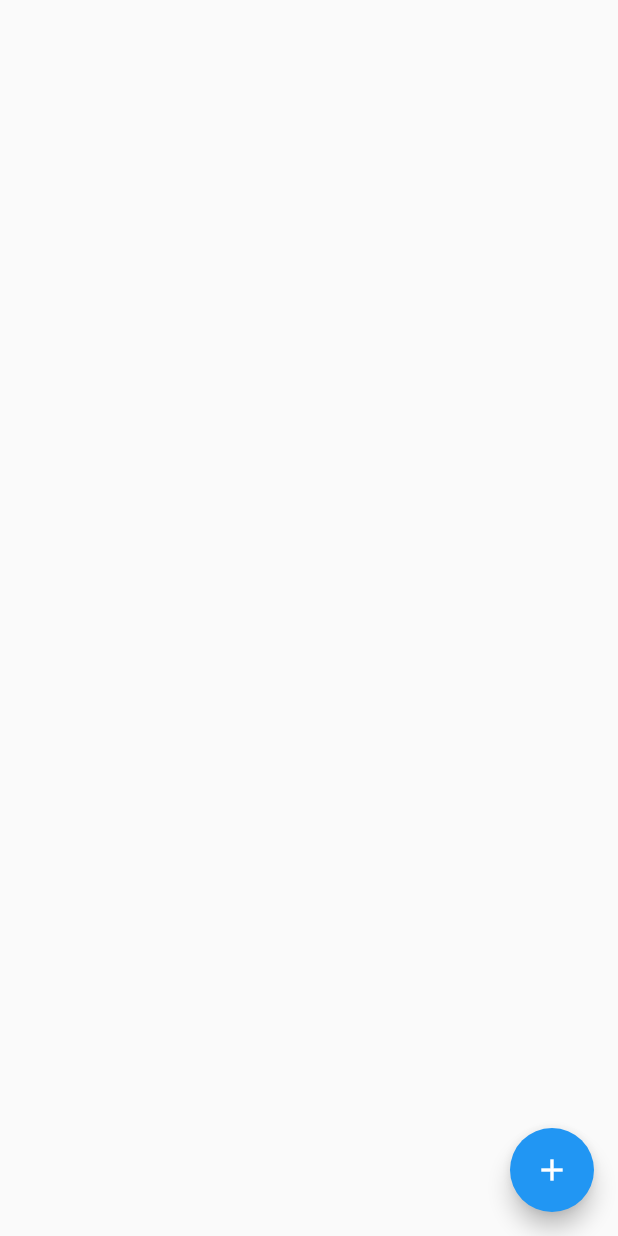
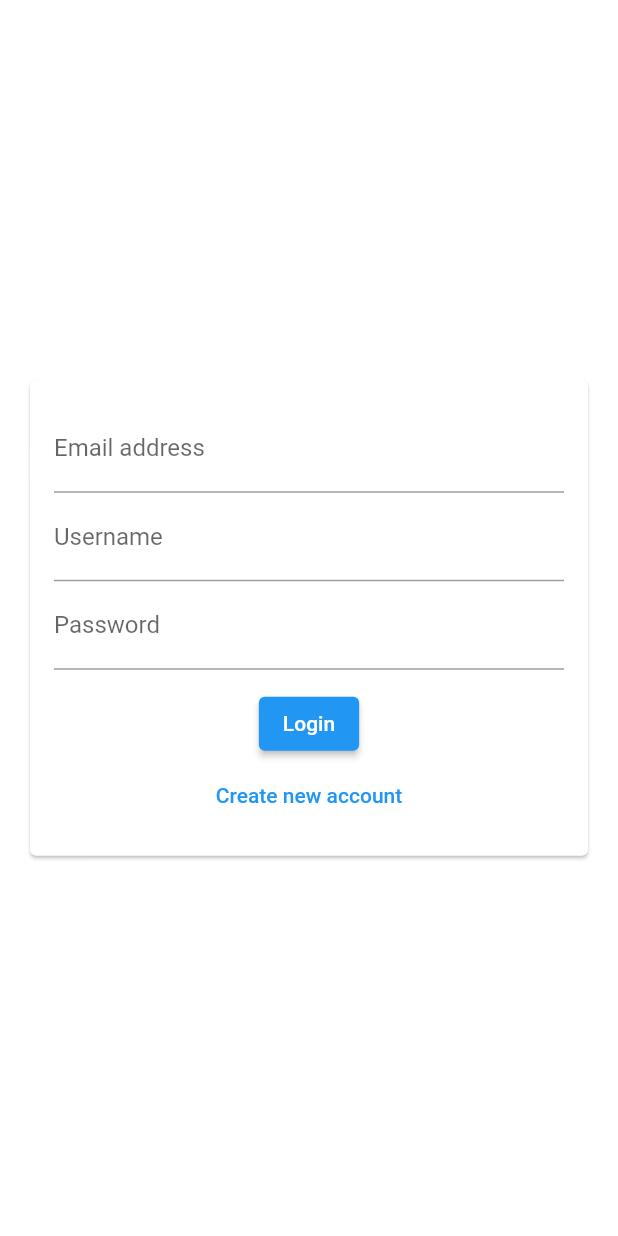
Before and after one commit to amberwilson/flutter-dart-complete-guide, a Flutter app: the screen it shows after launch, on a phone screen of 412 x 824 dp. Run offline on Flutter 3.47's test engine with Material 2 defaults, Android fonts, the phone set to English and light mode, and no system bars; our stand-ins replace cloud_firestore, firebase_core; accounts and stored records are empty.

Commit message:
Add auth form inputs

```diff
--- a/chat_app/lib/main.dart
+++ b/chat_app/lib/main.dart
@@ -1,4 +1,4 @@
-import 'package:chat_app/screens/chat_screen.dart';
+import 'package:chat_app/widgets/auth/auth_form.dart';
 import 'package:firebase_core/firebase_core.dart';
 import 'package:flutter/material.dart';
 
@@ -21,7 +21,7 @@ class MyApp extends StatelessWidget {
       theme: ThemeData(
         primarySwatch: Colors.blue,
       ),
-      home: const ChatScreen(),
+      home: const AuthForm(),
     );
   }
 }
--- a/chat_app/lib/screens/auth_screen.dart
+++ b/chat_app/lib/screens/auth_screen.dart
@@ -0,0 +1,19 @@
+import 'package:chat_app/widgets/auth/auth_form.dart';
+import 'package:flutter/material.dart';
+
+class AuthScreen extends StatefulWidget {
+  const AuthScreen({Key? key}) : super(key: key);
+
+  @override
+  State<AuthScreen> createState() => _AuthScreenState();
+}
+
+class _AuthScreenState extends State<AuthScreen> {
+  @override
+  Widget build(BuildContext context) {
+    return Scaffold(
+      backgroundColor: Theme.of(context).primaryColor,
+      body: AuthForm(),
+    );
+  }
+}
--- /dev/null
+++ b/chat_app/lib/widgets/auth/auth_form.dart
@@ -0,0 +1,58 @@
+import 'package:flutter/material.dart';
+import 'package:flutter/services.dart';
+
+class AuthForm extends StatefulWidget {
+  const AuthForm({Key? key}) : super(key: key);
+
+  @override
+  State<AuthForm> createState() => _AuthFormState();
+}
+
+class _AuthFormState extends State<AuthForm> {
+  @override
+  Widget build(BuildContext context) {
+    return Center(
+      child: Card(
+        margin: const EdgeInsets.all(20),
+        child: SingleChildScrollView(
+          child: Padding(
+            padding: const EdgeInsets.all(16),
+            child: Form(
+              child: Column(
+                mainAxisSize: MainAxisSize.min,
+                children: [
+                  TextFormField(
+                    keyboardType: TextInputType.emailAddress,
+                    decoration: const InputDecoration(
+                      labelText: 'Email address',
+                    ),
+                  ),
+                  TextFormField(
+                    decoration: const InputDecoration(
+                      labelText: 'Username',
+                    ),
+                  ),
+                  TextFormField(
+                    obscureText: true,
+                    decoration: const InputDecoration(
+                      labelText: 'Password',
+                    ),
+                  ),
+                  const SizedBox(height: 12),
+                  ElevatedButton(
+                    onPressed: () {},
+                    child: const Text('Login'),
+                  ),
+                  TextButton(
+                    onPressed: () {},
+                    child: const Text('Create new account'),
+                  ),
+                ],
+              ),
+            ),
+          ),
+        ),
+      ),
+    );
+  }
+}
```
